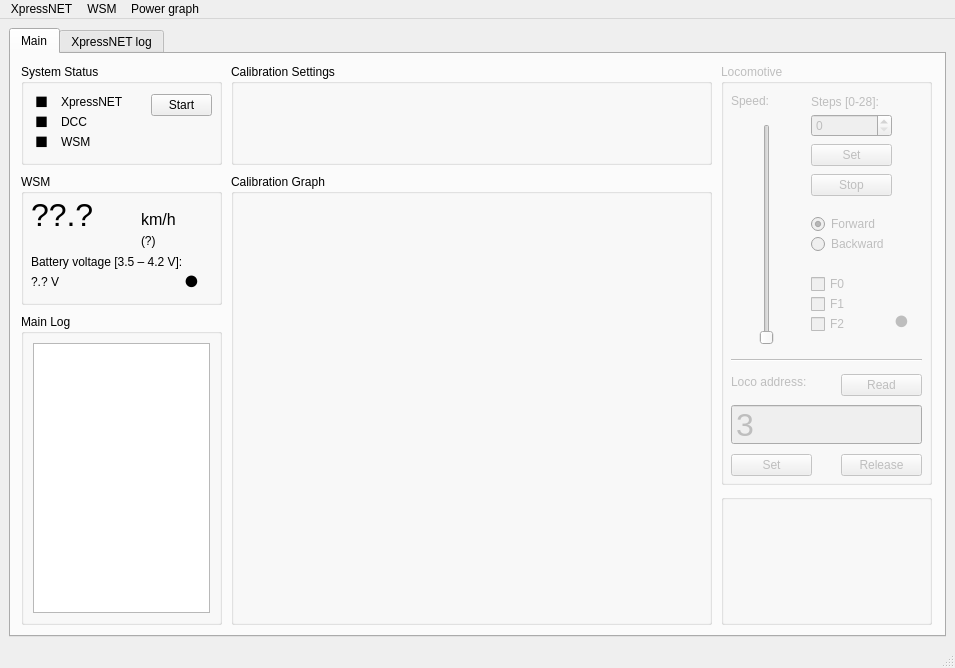
Above: main-window.ui from kmzbrnoI/automatic-calibration before the change. Below: the same form after it.
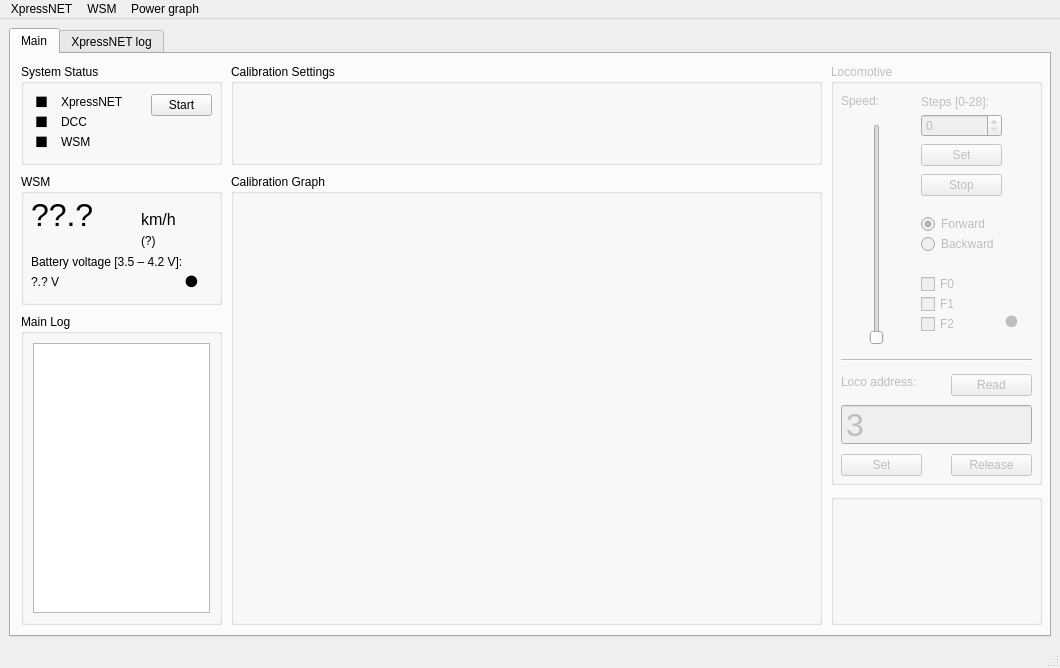
That is the form after the change.

Commit message: Ui: add calibration graph.

Patch:
```diff
--- a/main-window.ui
+++ b/main-window.ui
@@ -6,7 +6,7 @@
    <rect>
     <x>0</x>
     <y>0</y>
-    <width>955</width>
+    <width>1060</width>
     <height>668</height>
    </rect>
   </property>
@@ -207,7 +207,7 @@
         </property>
         <property name="geometry">
          <rect>
-          <x>710</x>
+          <x>820</x>
           <y>10</y>
           <width>211</width>
           <height>421</height>
@@ -499,7 +499,7 @@
          <rect>
           <x>220</x>
           <y>120</y>
-          <width>481</width>
+          <width>591</width>
           <height>451</height>
          </rect>
         </property>
@@ -511,11 +511,11 @@
           <rect>
            <x>10</x>
            <y>30</y>
-           <width>461</width>
+           <width>571</width>
            <height>411</height>
           </rect>
          </property>
-         <layout class="QHBoxLayout" name="l_cal_graph"/>
+         <layout class="QGridLayout" name="l_cal_graph"/>
         </widget>
        </widget>
        <widget class="QGroupBox" name="gb_wsm">
@@ -632,7 +632,7 @@
          <rect>
           <x>220</x>
           <y>10</y>
-          <width>481</width>
+          <width>591</width>
           <height>101</height>
          </rect>
         </property>
@@ -643,7 +643,7 @@
        <widget class="QGroupBox" name="gb_fill">
         <property name="geometry">
          <rect>
-          <x>710</x>
+          <x>820</x>
           <y>440</y>
           <width>211</width>
           <height>131</height>
@@ -751,7 +751,7 @@
     <rect>
      <x>0</x>
      <y>0</y>
-     <width>955</width>
+     <width>1060</width>
      <height>19</height>
     </rect>
    </property>
```
Left out of the diff: 4 changed lines with no effect on the pictures. The commit also changes 2 other files.
